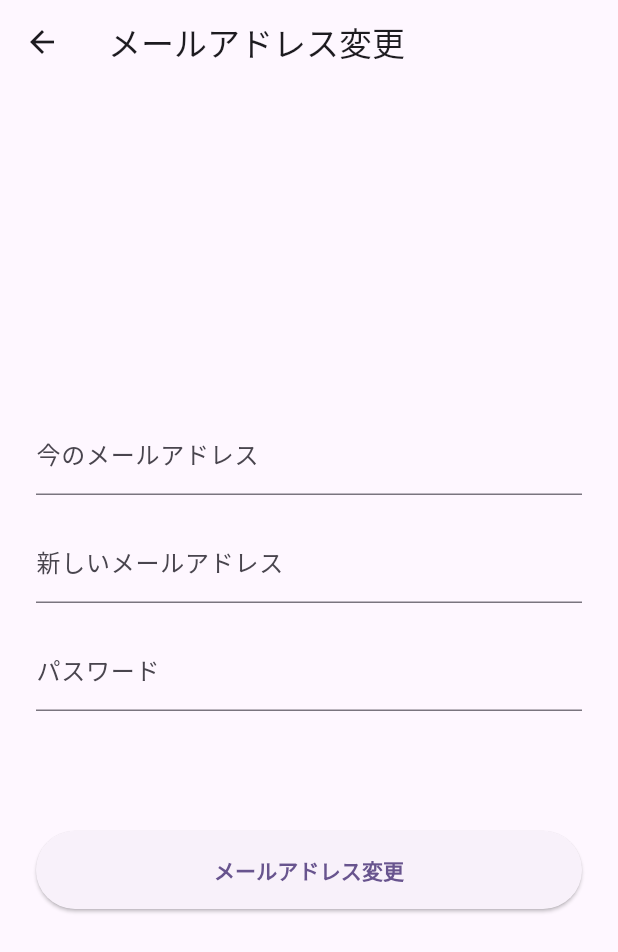
After one commit to mosssssy/todo_20240422, a Flutter app: the EditEmailPage screen opened directly, after a tap on "メールアドレス変更", on a phone screen of 412 x 824 dp. The commit adds this screen. Shown: the top 952 px of the screen. Run offline on Flutter 3.47's test engine with Material 3 defaults, Android fonts, the phone set to English and light mode, and no system bars; our stand-ins replace cloud_firestore, firebase_auth, firebase_core, firebase_storage, fluttertoast, freezed_annotation and 1 more; accounts and stored records are empty; network calls fail.

Commit message:
マイページ編集完了

```diff
--- /dev/null
+++ b/lib/views/my_page/edit_emal/edit_email.dart
@@ -0,0 +1,101 @@
+import 'package:firebase_auth/firebase_auth.dart';
+import 'package:flutter/material.dart';
+import 'package:todo_20240422/common_widget/close_only_dialog.dart';
+import 'package:todo_20240422/common_widget/margin_sizedbox.dart';
+import 'package:todo_20240422/functions/global_functions.dart';
+import 'package:todo_20240422/views/my_page/components/blue_button.dart';
+
+class EditEmailPage extends StatelessWidget {
+  const EditEmailPage({super.key});
+
+  @override
+  Widget build(BuildContext context) {
+    String myUserEmail = FirebaseAuth.instance.currentUser!.email!;
+    final GlobalKey<FormState> formKey = GlobalKey<FormState>();
+    final TextEditingController emailController = TextEditingController();
+    final TextEditingController newEmailController = TextEditingController();
+    final TextEditingController passController = TextEditingController();
+    emailController.text = myUserEmail;
+    return Scaffold(
+      appBar: AppBar(title: const Text('メールアドレス変更')),
+      body: Padding(
+        padding: const EdgeInsets.all(24.0),
+        child: Form(
+          key: formKey,
+          child: Column(
+            mainAxisAlignment: MainAxisAlignment.center,
+            children: [
+              TextFormField(
+                readOnly: true,
+                controller: emailController,
+                decoration: const InputDecoration(
+                  label: Text('今のメールアドレス'),
+                ),
+              ),
+              MarginSizedBox.smallHeightMargin,
+              TextFormField(
+                controller: newEmailController,
+                decoration: const InputDecoration(
+                  label: Text('新しいメールアドレス'),
+                ),
+                validator: (value) {
+                  if (value == null || value == '') {
+                    return '未入力です';
+                  }
+                  return null;
+                },
+              ),
+              MarginSizedBox.smallHeightMargin,
+              TextFormField(
+                controller: passController,
+                decoration: const InputDecoration(
+                  label: Text('パスワード'),
+                ),
+                validator: (value) {
+                  if (value == null || value == '') {
+                    return '未入力です';
+                  }
+                  return null;
+                },
+              ),
+              MarginSizedBox.bigHeightMargin,
+              BlueButton(
+                buttonText: 'メールアドレス変更',
+                onBlueButtonPressed: () async {
+                  try {
+                    //まず一回ログインする
+                    await FirebaseAuth.instance.signInWithEmailAndPassword(
+                        email: emailController.text,
+                        password: passController.text);
+                    //メールアドレスを変更する
+                    await FirebaseAuth.instance.currentUser!
+                        .verifyBeforeUpdateEmail(newEmailController.text);
+                    showToast('メールアドレス変更用のメールを送信しました');
+                  } on FirebaseAuthException catch (error) {
+                    print(error.code);
+                    if (error.code == 'invalid-email') {
+                      print('メールアドレスの形式ではありません');
+                      showCloseOnlyDialog(
+                          context, 'メールアドレスの形式ではありません', '失敗しました');
+                    }
+                    if (error.code == 'email-already-in-use') {
+                      print('既に使われているメールアドレスです');
+                      showCloseOnlyDialog(
+                          context, '既に使われているメールアドレスです', '失敗しました');
+                    }
+                    if (error.code == 'weak-password') {
+                      print('パスワードが弱すぎます');
+                      showCloseOnlyDialog(context, 'パスワードが弱すぎます', '失敗しました');
+                    }
+                  } catch (error) {
+                    showCloseOnlyDialog(context, error.toString(), '失敗しました');
+                  }
+                },
+              ),
+            ],
+          ),
+        ),
+      ),
+    );
+  }
+}
--- a/memo.txt
+++ b/memo.txt
@@ -1,2 +1,6 @@
 sample_emial    test@example.com
 sample_pass     123123
+
+ykgm.hrmc@gmail.com
+ykymso97@gmail.com
+000000
```
Also changed, not shown: lib/common_widget/confirm_dialog.dart (added, +45 -0 lines), lib/views/my_page/my_page.dart (+36 -7 lines).
